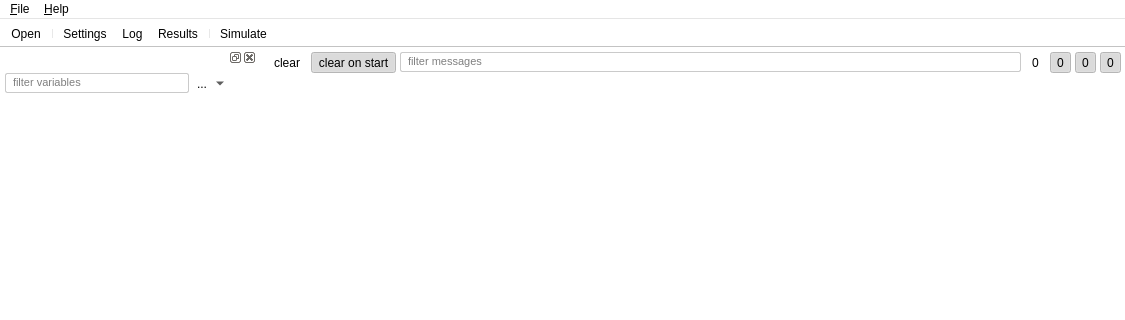
The window that fmpy/gui/forms/MainWindow.ui (CATIA-Systems/FMPy) describes before a commit, drawn with Qt 5; both pictures show x 0 to 1125 and y 0 to 320 of the 1125 by 807 pixel window.
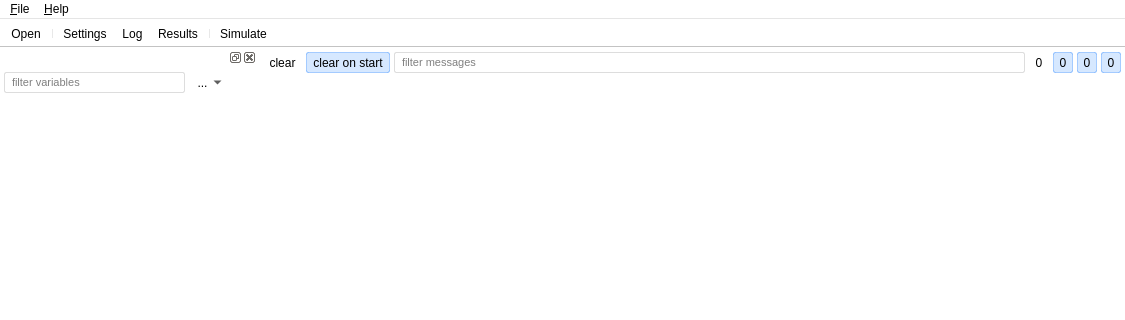
The same window after the commit. The open tabs and pages were chosen to show the change. Icons and pictures are not drawn. Custom widgets are drawn as their Qt base class.

Commit message:
Polish GUI [skip ci]
- style tool buttons
- use smaller fonts on Mac and Linux

```diff
--- a/fmpy/gui/forms/MainWindow.ui
+++ b/fmpy/gui/forms/MainWindow.ui
@@ -980,12 +980,31 @@
         </property>
         <item>
          <widget class="QWidget" name="logWidget" native="true">
+          <property name="styleSheet">
+           <string notr="true">QToolButton {
+     padding: 1px;
+	 border: 1px solid transparent;
+	 border-radius: 2px;
+     background: transparent;
+	height: 14px;
+}
+
+QToolButton:hover {
+		border: 1px solid  rgba( 92, 163, 255, 20% );
+		background-color: rgba( 92, 163, 255, 10% );
+}
+
+QToolButton:checked, QToolButton:hover:pressed {
+		border: 1px solid  rgba( 92, 163, 255, 50% );
+		background-color: rgba( 92, 163, 255, 25% );
+}</string>
+          </property>
           <layout class="QHBoxLayout" name="horizontalLayout_11">
            <property name="spacing">
             <number>4</number>
            </property>
            <property name="leftMargin">
-            <number>4</number>
+            <number>0</number>
            </property>
            <property name="topMargin">
             <number>4</number>
@@ -1044,9 +1063,9 @@
             <widget class="QLineEdit" name="logFilterLineEdit">
              <property name="styleSheet">
               <string notr="true">QLineEdit {
-     border: 1px solid palette(midlight);
+     border: 1px solid #ddd;
 	 border-radius: 2px;
-     padding: 0 5px 2px 5px;
+     padding: 1px 5px 2px 5px;
      background: transparent;
 	font-size: 11px;
  }</string>
@@ -1297,18 +1316,37 @@
      </property>
      <item row="0" column="0">
       <widget class="QWidget" name="filterWidget" native="true">
+       <property name="styleSheet">
+        <string notr="true">QToolButton {
+     padding: 1px;
+	 border: 1px solid transparent;
+	 border-radius: 2px;
+     background: transparent;
+	height: 14px;
+}
+
+QToolButton:hover {
+		border: 1px solid  rgba( 92, 163, 255, 20% );
+		background-color: rgba( 92, 163, 255, 10% );
+}
+
+QToolButton:checked, QToolButton:hover:pressed {
+		border: 1px solid  rgba( 92, 163, 255, 50% );
+		background-color: rgba( 92, 163, 255, 25% );
+}</string>
+       </property>
        <layout class="QHBoxLayout" name="horizontalLayout_5">
         <property name="spacing">
-         <number>1</number>
+         <number>4</number>
         </property>
         <property name="leftMargin">
-         <number>5</number>
+         <number>4</number>
         </property>
         <property name="topMargin">
          <number>5</number>
         </property>
         <property name="rightMargin">
-         <number>5</number>
+         <number>4</number>
         </property>
         <property name="bottomMargin">
          <number>0</number>
@@ -1317,12 +1355,13 @@
          <widget class="QLineEdit" name="filterLineEdit">
           <property name="styleSheet">
            <string notr="true">QLineEdit {
-     border: 1px solid palette(midlight);
+     border: 1px solid #ddd;
 	 border-radius: 2px;
-     padding: 0 5px 2px 5px;
+     padding: 1px 5px 2px 5px;
      background: transparent;
 	font-size: 11px;
- }</string>
+ }
+</string>
           </property>
           <property name="placeholderText">
            <string>filter variables</string>
@@ -1337,6 +1376,26 @@
           <property name="toolTip">
            <string>Filter variables</string>
           </property>
+          <property name="styleSheet">
+           <string notr="true">
+QToolButton {
+	width: 20px;
+	padding-right: 10px;
+}
+
+QToolButton::menu-arrow {
+    image: url(:/icons/down_arrow.png);
+}
+
+QToolButton::menu-button {
+    border: 1px transparent #76797C;
+    border-top-right-radius: 6px;
+    border-bottom-right-radius: 6px;
+    width: 16px;
+    outline: none;
+}
+</string>
+          </property>
           <property name="text">
            <string>...</string>
           </property>
@@ -1363,6 +1422,9 @@
           <property name="toolTip">
            <string>Toggle list view</string>
           </property>
+          <property name="styleSheet">
+           <string notr="true"/>
+          </property>
           <property name="icon">
            <iconset resource="../icons/icons.qrc">
             <normaloff>:/icons/list-16x16.png</normaloff>:/icons/list-16x16.png</iconset>
```
The commit also changes 4 other files.
